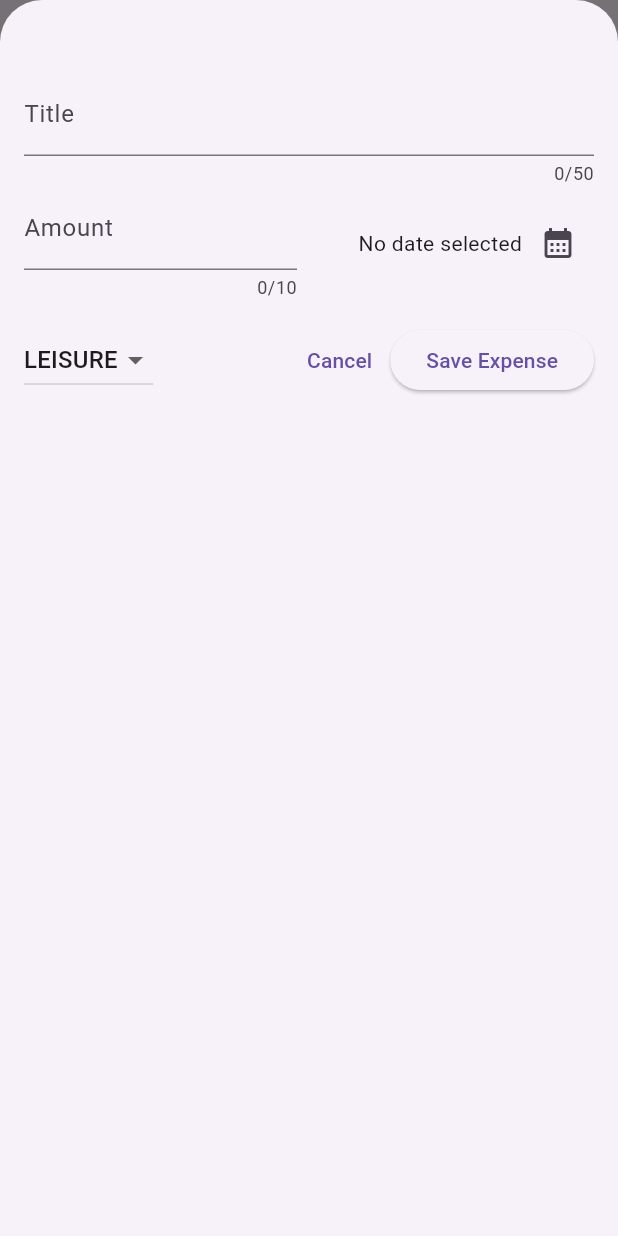
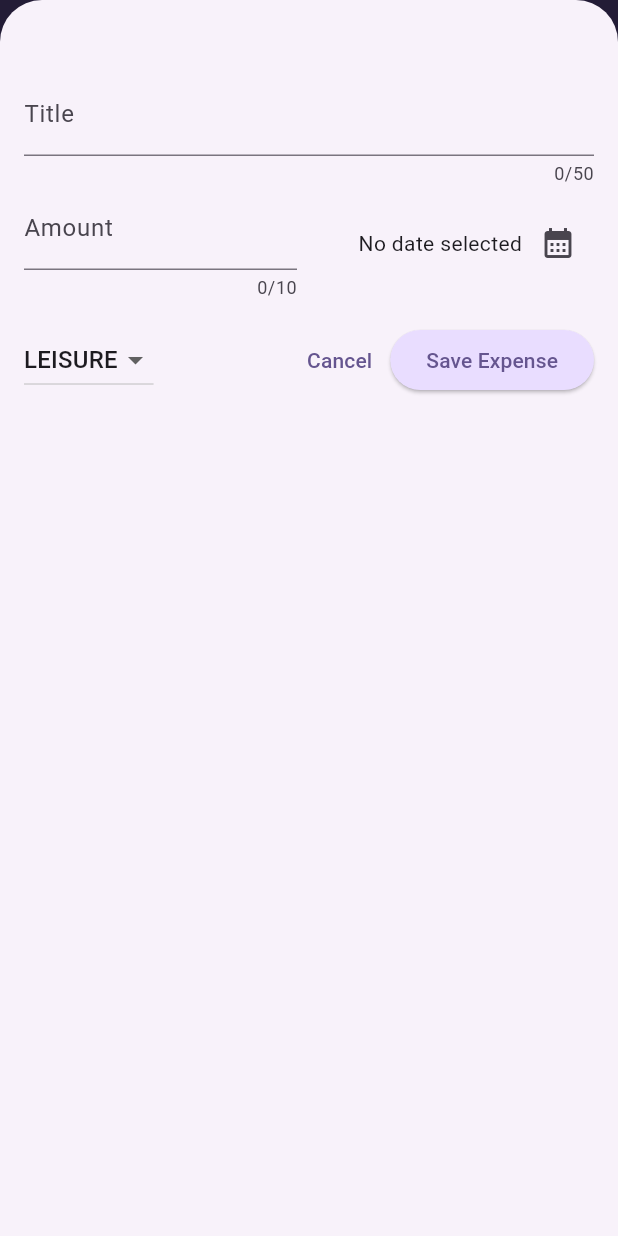
Before and after one commit to antoniobgo/expenses, a Flutter app: the screen it shows after launch, after a tap on the "add" icon, on a phone screen of 412 x 824 dp. Run offline on Flutter 3.47's test engine with Material 3 defaults, Android fonts, the phone set to English and light mode, and no system bars.

Commit message:
adding theme settings

```diff
--- a/lib/main.dart
+++ b/lib/main.dart
@@ -1,6 +1,32 @@
 import 'package:expenses/widgets/expenses.dart';
 import 'package:flutter/material.dart';
 
+var kColorsScheme =
+    ColorScheme.fromSeed(seedColor: const Color.fromARGB(255, 96, 59, 181));
+
 void main() {
-  runApp(const MaterialApp(home: Expenses()));
+  runApp(
+    MaterialApp(
+      theme: ThemeData().copyWith(
+          colorScheme: kColorsScheme,
+          appBarTheme: const AppBarTheme().copyWith(
+              backgroundColor: kColorsScheme.onPrimaryContainer,
+              foregroundColor: kColorsScheme.primaryContainer),
+          cardTheme: const CardTheme().copyWith(
+            color: kColorsScheme.secondaryContainer,
+            margin: const EdgeInsets.symmetric(horizontal: 16, vertical: 8),
+          ),
+          elevatedButtonTheme: ElevatedButtonThemeData(
+            style: ElevatedButton.styleFrom(
+              backgroundColor: kColorsScheme.primaryContainer,
+            ),
+          ),
+          textTheme: ThemeData().textTheme.copyWith(
+              titleLarge: TextStyle(
+                  fontWeight: FontWeight.normal,
+                  color: kColorsScheme.onSecondaryContainer,
+                  fontSize: 14))),
+      home: const Expenses(),
+    ),
+  );
 }
```
